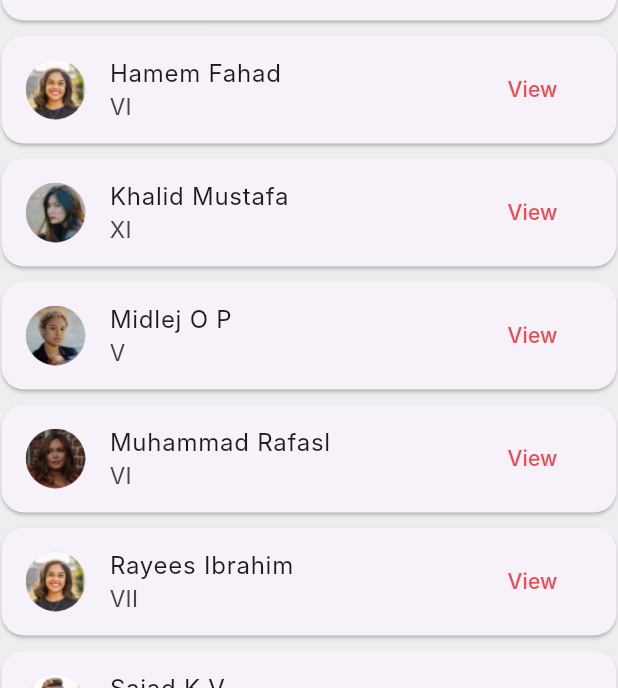
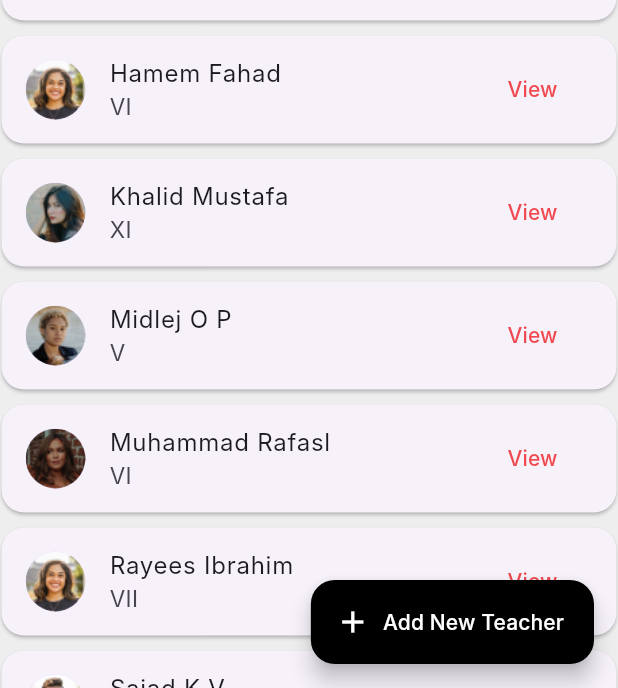
Before and after one commit to altezzai/acadobs, a Flutter app: the TeachersPage screen opened by its route, on a phone screen of 412 x 824 dp, the part 548-1236 px from its top. Run offline on Flutter 3.47's test engine with Material 3 defaults, Android fonts, the phone set to English and light mode, and no system bars; our stand-ins replace dio, file_picker, flutter_rating_bar, go_router, pie_chart; network calls fail; Roboto replaces fonts that are missing (Inter).

Commit message:
Go Route Implemented

```diff
--- a/lib/admin/screens/newstudent.dart
+++ b/lib/admin/screens/newstudent.dart
@@ -1,6 +1,8 @@
 import 'package:flutter/material.dart';
+import 'package:go_router/go_router.dart';
 import 'package:school_app/admin/widgets/custom_button.dart';
 import 'package:school_app/admin/widgets/custom_textfield.dart';
+import 'package:school_app/teacher/routes/app_route_const.dart';
 
 class AddStudentPage extends StatefulWidget {
   @override
@@ -26,7 +28,7 @@ class _AddStudentPageState extends State<AddStudentPage> {
         leading: IconButton(
           icon: Icon(Icons.arrow_back, color: Colors.black),
           onPressed: () {
-            Navigator.pop(context);
+            context.pushReplacementNamed(AppRouteConst.AdminstudentRouteName);
           },
         ),
         centerTitle: true,
@@ -367,7 +369,7 @@ class _AddStudentPageState extends State<AddStudentPage> {
                 SizedBox(height: 20),
 
                 CustomTextfield(
-                  hintText: 'Aadhar Photo',
+                  hintText: 'Previous School Transfer Certificate',
                   iconData: Icon(Icons.attachment_rounded),
                 ),
 
--- a/lib/admin/screens/teacherdetails.dart
+++ b/lib/admin/screens/teacherdetails.dart
@@ -1,5 +1,7 @@
 import 'package:flutter/material.dart';
+import 'package:go_router/go_router.dart';
 import 'package:pie_chart/pie_chart.dart';
+import 'package:school_app/teacher/routes/app_route_const.dart';
 
 class TeacherDetailsPage extends StatelessWidget {
   final String name;
@@ -29,7 +31,8 @@ class TeacherDetailsPage extends StatelessWidget {
                 color: Colors.black)),
         leading: IconButton(
             icon: Icon(Icons.arrow_back, color: Colors.black),
-            onPressed: () => Navigator.pop(context)),
+            onPressed: () =>
+                context.pushReplacementNamed(AppRouteConst.AdminteacherRouteName)),
       ),
       body: Column(
         children: [
--- a/lib/admin/screens/teachers_page.dart
+++ b/lib/admin/screens/teachers_page.dart
@@ -1,5 +1,6 @@
 import 'package:flutter/material.dart';
-import 'package:school_app/admin/screens/teacherdetails.dart';
+import 'package:go_router/go_router.dart';
+import 'package:school_app/teacher/routes/app_route_const.dart';
 
 class TeachersPage extends StatefulWidget {
   @override
@@ -67,7 +68,8 @@ class _TeachersPageState extends State<TeachersPage> {
         ),
         leading: IconButton(
           icon: Icon(Icons.arrow_back, color: Colors.black),
-          onPressed: () => Navigator.pop(context),
+          onPressed: () =>
+              context.pushReplacementNamed(AppRouteConst.AdminHomeRouteName),
         ),
         actions: [
           Padding(
@@ -80,7 +82,7 @@ class _TeachersPageState extends State<TeachersPage> {
       body: Column(
         children: [
           Padding(
-            padding: const EdgeInsets.all(16.0), // Reduced overall padding
+            padding: const EdgeInsets.all(16.0),
             child: Row(
               children: [
                 Expanded(
@@ -91,14 +93,12 @@ class _TeachersPageState extends State<TeachersPage> {
                       hintText: 'Search for Teachers',
                       prefixIcon: Icon(Icons.search, color: Colors.grey),
                       border: OutlineInputBorder(
-                        borderRadius:
-                            BorderRadius.circular(30), // Smaller radius
+                        borderRadius: BorderRadius.circular(30),
                         borderSide: BorderSide(color: Colors.grey.shade300),
                       ),
                       filled: true,
                       fillColor: Colors.grey.shade100,
-                      contentPadding:
-                          EdgeInsets.symmetric(vertical: 12), // Reduced height
+                      contentPadding: EdgeInsets.symmetric(vertical: 12),
                     ),
                     style:
                         TextStyle(fontSize: 16, fontWeight: FontWeight.normal),
@@ -180,20 +180,25 @@ class _TeachersPageState extends State<TeachersPage> {
           ),
         ],
       ),
+      floatingActionButton: FloatingActionButton.extended(
+        onPressed: () {},
+        label: Text('Add New Teacher'),
+        icon: Icon(Icons.add),
+        backgroundColor: Colors.black,
+        foregroundColor: Colors.white,
+      ),
     );
   }
 
   void _navigateToTeacherDetails(
       BuildContext context, Map<String, String> teacher) {
-    Navigator.push(
-      context,
-      MaterialPageRoute(
-        builder: (context) => TeacherDetailsPage(
-          name: teacher['name']!,
-          studentClass: teacher['class']!,
-          image: teacher['image']!,
-        ),
-      ),
+    context.pushReplacementNamed(
+      AppRouteConst.AdminteacherdetailsRouteName,
+      extra: {
+        'name': teacher['name']!,
+        'class': teacher['class']!,
+        'image': teacher['image']!,
+      },
     );
   }
 }
--- a/lib/main.dart
+++ b/lib/main.dart
@@ -1,6 +1,7 @@
 import 'package:flutter/material.dart';
 import 'package:provider/provider.dart';
 import 'package:school_app/controller/dropdown_controller.dart';
+import 'package:school_app/sample/controller/student_controller.dart';
 import 'package:school_app/teacher/attendance/controller/attendance_controller.dart';
 import 'package:school_app/teacher/navbar/controller/navbar_provider.dart';
 import 'package:school_app/teacher/routes/app_route_config.dart';
@@ -20,13 +21,11 @@ void main() {
 }
 
 class MyApp extends StatelessWidget {
-
   final Approuter appRouter;
   const MyApp({
     super.key,
     required this.appRouter,
   });
-
 
   @override
   Widget build(BuildContext context) {
@@ -39,6 +38,7 @@ class MyApp extends StatelessWidget {
               ChangeNotifierProvider(create: (_) => BottomNavProvider()),
               ChangeNotifierProvider(create: (_) => DropdownProvider()),
               ChangeNotifierProvider(create: (_) => AttendanceController()),
+              ChangeNotifierProvider(create: (_) => SampleController()),
             ],
             child: MaterialApp.router(
               themeMode: ThemeMode.light,
--- /dev/null
+++ b/lib/sample/model/student_data.dart
@@ -0,0 +1,169 @@
+// To parse this JSON data, do
+//
+//     final studentData = studentDataFromJson(jsonString);
+
+import 'dart:convert';
+
+List<StudentData> studentDataFromJson(String str) => List<StudentData>.from(json.decode(str).map((x) => StudentData.fromJson(x)));
+
+String studentDataToJson(List<StudentData> data) => json.encode(List<dynamic>.from(data.map((x) => x.toJson())));
+
+class StudentData {
+    int? id;
+    String? fullName;
+    DateTime? dateOfBirth;
+    String? gender;
+    String? studentDatumClass;
+    String? section;
+    int? rollNumber;
+    String? admissionNumber;
+    String? aadhaarNumber;
+    String? bloodGroup;
+    String? residentialAddress;
+    String? contactNumber;
+    String? email;
+    String? previousSchool;
+    String? fatherFullName;
+    String? motherFullName;
+    dynamic guardianFullName;
+    String? fatherContactNumber;
+    String? motherContactNumber;
+    String? parentEmail;
+    String? occupation;
+    String? fatherAadhaarNumber;
+    String? motherAadhaarNumber;
+    String? alternateEmergencyContact;
+    String? category;
+    String? siblingInformation;
+    int? transportRequirement;
+    int? hostelRequirement;
+    dynamic studentPhoto;
+    String? fatherMotherPhoto;
+    String? aadhaarCard;
+    String? previousSchoolTc;
+    String? birthCertificate;
+    dynamic insertedUserId;
+    dynamic trash;
+    DateTime? createdAt;
+    DateTime? updatedAt;
+
+    StudentData({
+        this.id,
+        this.fullName,
+        this.dateOfBirth,
+        this.gender,
+        this.studentDatumClass,
+        this.section,
+        this.rollNumber,
+        this.admissionNumber,
+        this.aadhaarNumber,
+        this.bloodGroup,
+        this.residentialAddress,
+        this.contactNumber,
+        this.email,
+        this.previousSchool,
+        this.fatherFullName,
+        this.motherFullName,
+        this.guardianFullName,
+        this.fatherContactNumber,
+        this.motherContactNumber,
+        this.parentEmail,
+        this.occupation,
+        this.fatherAadhaarNumber,
+        this.motherAadhaarNumber,
+        this.alternateEmergencyContact,
+        this.category,
+        this.siblingInformation,
+        this.transportRequirement,
+        this.hostelRequirement,
+        this.studentPhoto,
+        this.fatherMotherPhoto,
+        this.aadhaarCard,
+        this.previousSchoolTc,
+        this.birthCertificate,
+        this.insertedUserId,
+        this.trash,
+        this.createdAt,
+        this.updatedAt,
+    });
+
+    factory StudentData.fromJson(Map<String, dynamic> json) => StudentData(
+        id: json["id"],
+        fullName: json["full_name"],
+        dateOfBirth: json["date_of_birth"] == null ? null : DateTime.parse(json["date_of_birth"]),
+        gender: json["gender"],
+        studentDatumClass: json["class"],
+        section: json["section"],
+        rollNumber: json["roll_number"],
+        admissionNumber: json["admission_number"],
+        aadhaarNumber: json["aadhaar_number"],
+        bloodGroup: json["blood_group"],
+        residentialAddress: json["residential_address"],
+        contactNumber: json["contact_number"],
+        email: json["email"],
+        previousSchool: json["previous_school"],
+        fatherFullName: json["father_full_name"],
+        motherFullName: json["mother_full_name"],
+        guardianFullName: json["guardian_full_name"],
+        fatherContactNumber: json["father_contact_number"],
+        motherContactNumber: json["mother_contact_number"],
+        parentEmail: json["parent_email"],
+        occupation: json["occupation"],
+        fatherAadhaarNumber: json["father_aadhaar_number"],
+        motherAadhaarNumber: json["mother_aadhaar_number"],
+        alternateEmergencyContact: json["alternate_emergency_contact"],
+        category: json["category"],
+        siblingInformation: json["sibling_information"],
+        transportRequirement: json["transport_requirement"],
+        hostelRequirement: json["hostel_requirement"],
+        studentPhoto: json["student_photo"],
+        fatherMotherPhoto: json["father_mother_photo"],
+        aadhaarCard: json["aadhaar_card"],
+        previousSchoolTc: json["previous_school_tc"],
+        birthCertificate: json["birth_certificate"],
+        insertedUserId: json["inserted_user_id"],
+        trash: json["trash"],
+        createdAt: json["created_at"] == null ? null : DateTime.parse(json["created_at"]),
+        updatedAt: json["updated_at"] == null ? null : DateTime.parse(json["updated_at"]),
+    );
+
+    Map<String, dynamic> toJson() => {
+        "id": id,
+        "full_name": fullName,
+        "date_of_birth": "${dateOfBirth!.year.toString().padLeft(4, '0')}-${dateOfBirth!.month.toString().padLeft(2, '0')}-${dateOfBirth!.day.toString().padLeft(2, '0')}",
+        "gender": gender,
+        "class": studentDatumClass,
+        "section": section,
+        "roll_number": rollNumber,
+        "admission_number": admissionNumber,
+        "aadhaar_number": aadhaarNumber,
+        "blood_group": bloodGroup,
+        "residential_address": residentialAddress,
+        "contact_number": contactNumber,
+        "email": email,
+        "previous_school": previousSchool,
+        "father_full_name": fatherFullName,
+        "mother_full_name": motherFullName,
+        "guardian_full_name": guardianFullName,
+        "father_contact_number": fatherContactNumber,
+        "mother_contact_number": motherContactNumber,
+        "parent_email": parentEmail,
+        "occupation": occupation,
+        "father_aadhaar_number": fatherAadhaarNumber,
+        "mother_aadhaar_number": motherAadhaarNumber,
+        "alternate_emergency_contact": alternateEmergencyContact,
+        "category": category,
+        "sibling_information": siblingInformation,
+        "transport_requirement": transportRequirement,
+        "hostel_requirement": hostelRequirement,
+        "student_photo": studentPhoto,
+        "father_mother_photo": fatherMotherPhoto,
+        "aadhaar_card": aadhaarCard,
+        "previous_school_tc": previousSchoolTc,
+        "birth_certificate": birthCertificate,
+        "inserted_user_id": insertedUserId,
+        "trash": trash,
+        "created_at": createdAt?.toIso8601String(),
+        "updated_at": updatedAt?.toIso8601String(),
+    };
+}
--- /dev/null
+++ b/lib/services/api_service.dart
@@ -0,0 +1,26 @@
+import 'package:dio/dio.dart';
+
+class SampleServices {
+  static const String baseUrl = "https://schoolmanagement.altezzai.com/api";
+
+  static final Dio _dio = Dio(
+    BaseOptions(
+      baseUrl: baseUrl,
+      connectTimeout: const Duration(seconds: 30),
+      receiveTimeout: const Duration(seconds: 30),
+      headers: {
+        'Content-Type': 'application/json',
+      },
+    ),
+  );
+
+  // GET request
+  static Future<Response> get(String endpoint) async {
+    try {
+      final Response response = await _dio.get(endpoint);
+      return response;
+    } on DioException catch (e) {
+      throw Exception('Failed to load data: $e');
+    }
+  }
+}
--- a/lib/teacher/routes/app_route_config.dart
+++ b/lib/teacher/routes/app_route_config.dart
@@ -1,12 +1,16 @@
 import 'package:flutter/material.dart';
 import 'package:go_router/go_router.dart';
+import 'package:school_app/admin/screens/addAchivement.dart';
 import 'package:school_app/admin/screens/home.dart';
 import 'package:school_app/admin/screens/login.dart';
+import 'package:school_app/admin/screens/newstudent.dart';
 import 'package:school_app/admin/screens/payment.dart';
 import 'package:school_app/admin/screens/splashscreen.dart';
 import 'package:school_app/admin/screens/studentdetails.dart';
 import 'package:school_app/admin/screens/studentpage.dart';
+import 'package:school_app/admin/screens/teacherdetails.dart';
 import 'package:school_app/admin/screens/teachers_page.dart';
+import 'package:school_app/sample/screens/studentsample.dart';
 import 'package:school_app/teacher/attendance/screens/take_attendance.dart';
 import 'package:school_app/teacher/duties/duty_detail.dart';
 import 'package:school_app/teacher/homework/screens/work.dart';
@@ -26,7 +30,7 @@ class Approuter {
         name: AppRouteConst.splashRouteName,
         path: '/',
         pageBuilder: (context, state) {
-          return MaterialPage(child: SplashScreen());
+          return MaterialPage(child: Studentsample());
         },
       ),
       GoRoute(
@@ -135,7 +139,7 @@ class Approuter {
         },
       ),
       GoRoute(
-        name: AppRouteConst.AdminstudentRouteName,
+        name: AppRouteConst.AdminteacherRouteName,
         path: '/adminteacher',
         pageBuilder: (context, state) {
           return MaterialPage(child: TeachersPage());
@@ -155,6 +159,34 @@ class Approuter {
           );
         },
       ),
+      GoRoute(
+        name: AppRouteConst.AddAchivementsRouteName,
+        path: '/addachivement',
+        pageBuilder: (context, state) {
+          return MaterialPage(child: AddAchievementPage());
+        },
+      ),
+      GoRoute(
+        name: AppRouteConst.AddStudentRouteName,
+        path: '/addstudent',
+        pageBuilder: (context, state) {
+          return MaterialPage(child: AddStudentPage());
+        },
+      ),
+      GoRoute(
+        name: AppRouteConst.AdminteacherdetailsRouteName,
+        path: '/adminteacherdetails',
+        pageBuilder: (context, state) {
+          final teacher = state.extra as Map<String, dynamic>;
+          return MaterialPage(
+            child: TeacherDetailsPage(
+              name: teacher['name'],
+              studentClass: teacher['class'],
+              image: teacher['image'],
+            ),
+          );
+        },
+      ),
     ],
   );
 }
--- a/lib/teacher/routes/app_route_const.dart
+++ b/lib/teacher/routes/app_route_const.dart
@@ -18,4 +18,8 @@ class AppRouteConst {
   static const String AdminstudentRouteName = 'adminstudent';
   static const String AdminteacherRouteName = 'adminteacher';
   static const String AdminstudentdetailsRouteName = 'adminstudentdetails';
+  static const String AddAchivementsRouteName = 'addachivement';
+  static const String AddStudentRouteName = 'addstudent';
+  static const String AdminteacherdetailsRouteName = 'adminteacherdetails';
+
 }
--- a/pubspec.yaml
+++ b/pubspec.yaml
@@ -42,6 +42,7 @@ dependencies:
   # Use with the CupertinoIcons class for iOS style icons.
   cupertino_icons: ^1.0.6
   provider: ^6.1.2
+  dio: ^5.7.0
 
 dev_dependencies:
   flutter_test:
```
Also changed, not shown: lib/admin/screens/studentdetails.dart (+6 -58 lines), lib/admin/screens/studentpage.dart (+10 -26 lines), lib/sample/controller/student_controller.dart (added, +23 -0 lines), lib/sample/screens/studentsample.dart (added, +41 -0 lines), pubspec.lock.
